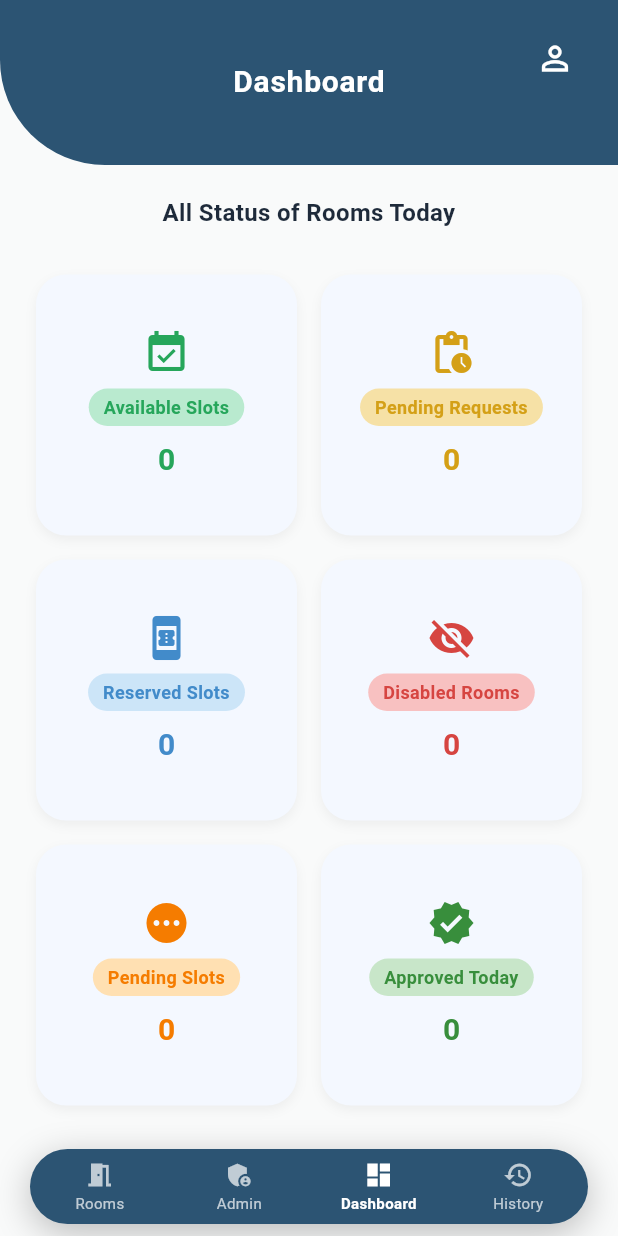
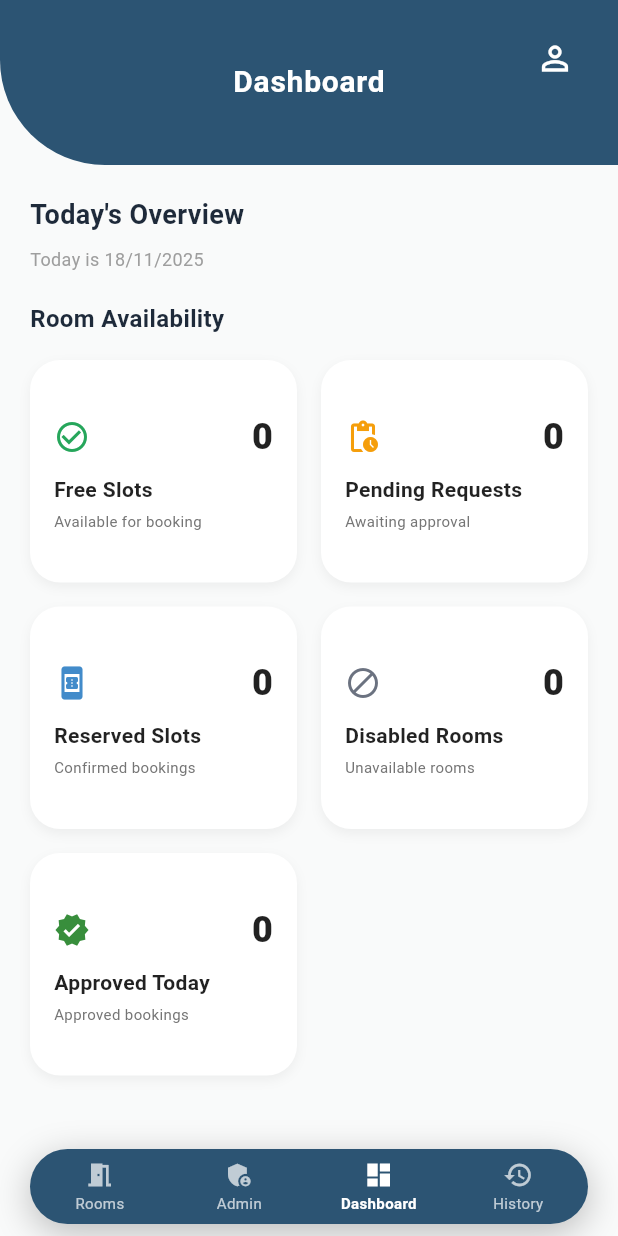
Before and after one commit to riley-tannie/room_booking, a Flutter app: the Dashboard screen opened directly, on a phone screen of 412 x 824 dp. Run offline on Flutter 3.47's test engine with Material 3 defaults, Android fonts, the phone set to English and light mode, and no system bars; our stand-ins replace shared_preferences; accounts and stored records are empty; network calls fail.

Commit message:
dashboard updated

```diff
--- a/lib/staff/dashboard.dart
+++ b/lib/staff/dashboard.dart
@@ -51,9 +51,9 @@ class _DashboardState extends State<Dashboard> {
   Widget build(BuildContext context) {
     return Scaffold(
       backgroundColor: const Color(0xFFF9FAFA),
-      body: Stack(
+      body: Column(
         children: [
-          // Header
+          // Header - Keeping the original app bar
           Container(
             height: 110,
             decoration: const BoxDecoration(
@@ -99,87 +99,97 @@ class _DashboardState extends State<Dashboard> {
           ),
 
           // Content
-          Padding(
-            padding: const EdgeInsets.only(top: 130),
+          Expanded(
+            child: SingleChildScrollView(
+              padding: const EdgeInsets.all(20),
               child: Column(
+                crossAxisAlignment: CrossAxisAlignment.start,
                 children: [
                   const Text(
-                  'All Status of Rooms Today',
-                  textAlign: TextAlign.center,
+                    "Today's Overview",
                     style: TextStyle(
-                    fontSize: 16,
-                    fontWeight: FontWeight.w600,
+                      fontSize: 18,
+                      fontWeight: FontWeight.bold,
                       color: Color(0xFF1E2A3A),
                     ),
                   ),
+                  const SizedBox(height: 8),
+                  Text(
+                    'Today is ${_getFormattedDate()}',
+                    style: const TextStyle(
+                      fontSize: 12,
+                      color: Colors.grey,
+                    ),
+                  ),
                   const SizedBox(height: 20),
-                _isLoading
-                    ? const Expanded(
-                        child: Center(child: CircularProgressIndicator()),
-                      )
-                    : Expanded(
-                        child: GridView.count(
-                          padding: const EdgeInsets.symmetric(
-                            horizontal: 24,
-                            vertical: 10,
+
+                  // Statistics Grid
+                  const Text(
+                    'Room Availability',
+                    style: TextStyle(
+                      fontSize: 16,
+                      fontWeight: FontWeight.bold,
+                      color: Color(0xFF1E2A3A),
                     ),
+                  ),
+                  const SizedBox(height: 16),
+
+                  if (_isLoading)
+                    _buildLoadingGrid()
+                  else
+                    GridView.count(
+                      shrinkWrap: true,
+                      physics: const NeverScrollableScrollPhysics(),
                       crossAxisCount: 2,
                       crossAxisSpacing: 16,
                       mainAxisSpacing: 16,
-                          childAspectRatio: 1,
+                      childAspectRatio: 1.2,
                       children: [
                         _buildStatusCard(
-                              Icons.event_available,
-                              'Available Slots',
+                          'Free Slots',
                           _stats['free_slots']?.toString() ?? '0',
-                              const Color(0xFFB9EACF),
                           const Color(0xFF26A65B),
+                          Icons.check_circle_outline,
+                          'Available for booking'
                         ),
                         _buildStatusCard(
-                              Icons.pending_actions,
                           'Pending Requests',
                           _stats['pending_requests']?.toString() ?? '0',
-                              const Color(0xFFF6E1A6),
-                              const Color(0xFFD4A017),
+                          const Color(0xFFF59E0B),
+                          Icons.pending_actions,
+                          'Awaiting approval'
                         ),
                         _buildStatusCard(
-                              Icons.book_online,
                           'Reserved Slots',
                           _stats['reserved_slots']?.toString() ?? '0',
-                              const Color(0xFFCCE5F8),
                           const Color(0xFF428BCA),
+                          Icons.book_online,
+                          'Confirmed bookings'
                         ),
                         _buildStatusCard(
-                              Icons.visibility_off,
                           'Disabled Rooms',
                           _stats['disabled_rooms']?.toString() ?? '0',
-                              const Color(0xFFF8C1C1),
-                              const Color(0xFFD64541),
+                          const Color(0xFF6B7280),
+                          Icons.block,
+                          'Unavailable rooms'
                         ),
                         _buildStatusCard(
-                              Icons.pending,
-                              'Pending Slots',
-                              _stats['pending_slots']?.toString() ?? '0',
-                              const Color(0xFFFFE0B2),
-                              const Color(0xFFF57C00),
-                            ),
-                            _buildStatusCard(
-                              Icons.verified,
                           'Approved Today',
                           _stats['approved_today']?.toString() ?? '0',
-                              const Color(0xFFC8E6C9),
                           const Color(0xFF388E3C),
+                          Icons.verified,
+                          'Approved bookings'
                         ),
                       ],
                     ),
+                ],
               ),
-              ],
             ),
           ),
         ],
       ),
 
-      // Bottom Navigation
+      // Bottom Navigation - Keeping the original bottom navigation
       bottomNavigationBar: Container(
         margin: const EdgeInsets.only(left: 20, right: 20, bottom: 8),
         height: 50,
@@ -263,16 +273,28 @@ class _DashboardState extends State<Dashboard> {
     );
   }
 
-  Widget _buildStatusCard(
-    IconData icon,
-    String title,
-    String count,
-    Color bgColor,
-    Color textColor,
-  ) {
+  Widget _buildLoadingGrid() {
+    return GridView.count(
+      shrinkWrap: true,
+      physics: const NeverScrollableScrollPhysics(),
+      crossAxisCount: 2,
+      crossAxisSpacing: 16,
+      mainAxisSpacing: 16,
+      childAspectRatio: 1.2,
+      children: [
+        _buildLoadingCard(),
+        _buildLoadingCard(),
+        _buildLoadingCard(),
+        _buildLoadingCard(),
+        _buildLoadingCard(),
+      ],
+    );
+  }
+
+  Widget _buildLoadingCard() {
     return Container(
       decoration: BoxDecoration(
-        color: const Color(0xFFF4F8FF),
+        color: Colors.white,
         borderRadius: BorderRadius.circular(20),
         boxShadow: [
           BoxShadow(
@@ -282,38 +304,73 @@ class _DashboardState extends State<Dashboard> {
           ),
         ],
       ),
+      child: const Padding(
+        padding: EdgeInsets.all(16.0),
+        child: Center(
+          child: CircularProgressIndicator(),
+        ),
+      ),
+    );
+  }
+
+  Widget _buildStatusCard(String title, String count, Color color, IconData icon, String subtitle) {
+    return Container(
+      decoration: BoxDecoration(
+        color: Colors.white,
+        borderRadius: BorderRadius.circular(20),
+        boxShadow: [
+          BoxShadow(
+            color: Colors.black12.withOpacity(0.05),
+            blurRadius: 6,
+            offset: const Offset(0, 3),
+          ),
+        ],
+      ),
+      child: Padding(
+        padding: const EdgeInsets.all(16.0),
         child: Column(
           mainAxisAlignment: MainAxisAlignment.center,
+          crossAxisAlignment: CrossAxisAlignment.start,
           children: [
-          Icon(icon, size: 32, color: textColor),
-          const SizedBox(height: 8),
-          Container(
-            padding: const EdgeInsets.symmetric(horizontal: 10, vertical: 4),
-            decoration: BoxDecoration(
-              color: bgColor,
-              borderRadius: BorderRadius.circular(20),
-            ),
-            child: Text(
-              title,
-              style: TextStyle(
-                color: textColor,
-                fontWeight: FontWeight.bold,
-                fontSize: 12,
-              ),
-              textAlign: TextAlign.center,
-            ),
-          ),
-          const SizedBox(height: 8),
+            Row(
+              children: [
+                Icon(icon, size: 24, color: color),
+                const Spacer(),
                 Text(
                   count,
-            style: TextStyle(
-              fontSize: 20,
-              fontWeight: FontWeight.bold,
-              color: textColor,
+                  style: const TextStyle(
+                    fontSize: 24,
+                    fontWeight: FontWeight.w900,
+                    color: Colors.black87,
                   ),
                 ),
               ],
             ),
+            const SizedBox(height: 8),
+            Text(
+              title,
+              style: const TextStyle(
+                fontSize: 14,
+                fontWeight: FontWeight.w600,
+                color: Colors.black87,
+              ),
+            ),
+            const SizedBox(height: 4),
+            Text(
+              subtitle,
+              style: TextStyle(
+                fontSize: 10,
+                color: Colors.grey[600],
+              ),
+            ),
+          ],
+        ),
+      ),
     );
   }
+
+  String _getFormattedDate() {
+    final now = DateTime.now();
+    return '${now.day}/${now.month}/${now.year}';
   }
+}
```
Lines whose indentation alone changed are shown as unchanged.
